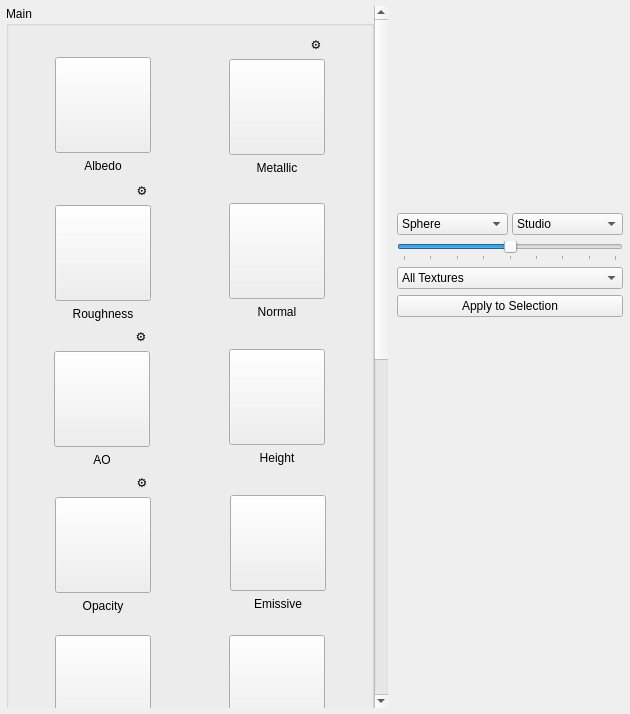
01Hub/ModelViewer, file ui/TextureMappingPanel.ui: the form before one commit.
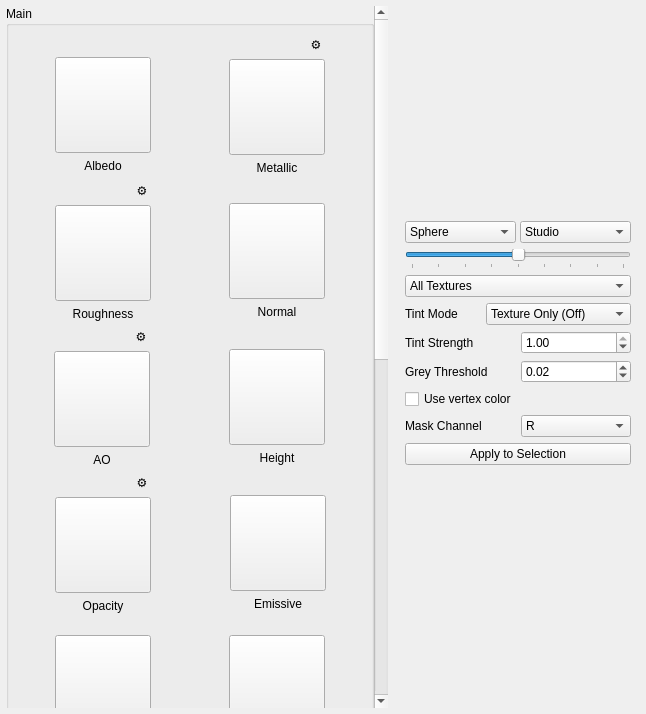
The form after the commit. Custom widgets are drawn as their Qt base class.

Commit message: Added tint modes to albedo texture color

What changed in the file:
```diff
--- a/ui/TextureMappingPanel.ui
+++ b/ui/TextureMappingPanel.ui
@@ -6,7 +6,7 @@
    <rect>
     <x>0</x>
     <y>0</y>
-    <width>630</width>
+    <width>646</width>
     <height>714</height>
    </rect>
   </property>
@@ -1746,23 +1746,8 @@
    </item>
    <item row="0" column="1">
     <widget class="QFrame" name="rightHost">
-     <layout class="QVBoxLayout" name="vboxRight">
-      <property name="spacing">
-       <number>6</number>
-      </property>
-      <property name="leftMargin">
-       <number>1</number>
-      </property>
-      <property name="topMargin">
-       <number>1</number>
-      </property>
-      <property name="rightMargin">
-       <number>1</number>
-      </property>
-      <property name="bottomMargin">
-       <number>1</number>
-      </property>
-      <item>
+     <layout class="QGridLayout" name="gridLayout_19">
+      <item row="0" column="0">
        <widget class="MaterialPreviewWidget" name="previewWidget" native="true">
         <property name="minimumSize">
          <size>
@@ -1772,7 +1757,7 @@
         </property>
        </widget>
       </item>
-      <item>
+      <item row="1" column="0">
        <layout class="QHBoxLayout" name="hPreviewTools">
         <property name="spacing">
          <number>4</number>
@@ -1827,7 +1812,7 @@
         </item>
        </layout>
       </item>
-      <item>
+      <item row="2" column="0">
        <widget class="QSlider" name="sliderExposure">
         <property name="minimum">
          <number>-40</number>
@@ -1855,7 +1840,7 @@
         </property>
        </widget>
       </item>
-      <item>
+      <item row="3" column="0">
        <widget class="QComboBox" name="comboBoxTexMode">
         <item>
          <property name="text">
@@ -1894,14 +1879,139 @@
         </item>
        </widget>
       </item>
-      <item>
+      <item row="4" column="0">
+       <layout class="QHBoxLayout" name="horizontalLayout_4">
+        <item>
+         <widget class="QLabel" name="label_2">
+          <property name="text">
+           <string>Tint Mode</string>
+          </property>
+         </widget>
+        </item>
+        <item>
+         <widget class="QComboBox" name="tintModeCombo">
+          <item>
+           <property name="text">
+            <string>Texture Only (Off)</string>
+           </property>
+          </item>
+          <item>
+           <property name="text">
+            <string>Auto (grayscale only)</string>
+           </property>
+          </item>
+          <item>
+           <property name="text">
+            <string>Force grayscale tint</string>
+           </property>
+          </item>
+          <item>
+           <property name="text">
+            <string>Masked blend</string>
+           </property>
+          </item>
+         </widget>
+        </item>
+       </layout>
+      </item>
+      <item row="5" column="0">
+       <layout class="QHBoxLayout" name="horizontalLayout_3">
+        <item>
+         <widget class="QLabel" name="label">
+          <property name="text">
+           <string>Tint Strength</string>
+          </property>
+         </widget>
+        </item>
+        <item>
+         <widget class="QDoubleSpinBox" name="tintStrengthSpin">
+          <property name="maximum">
+           <double>1.000000000000000</double>
+          </property>
+          <property name="singleStep">
+           <double>0.050000000000000</double>
+          </property>
+          <property name="value">
+           <double>1.000000000000000</double>
+          </property>
+         </widget>
+        </item>
+       </layout>
+      </item>
+      <item row="6" column="0">
+       <layout class="QHBoxLayout" name="horizontalLayout_5">
+        <item>
+         <widget class="QLabel" name="label_3">
+          <property name="text">
+           <string>Grey Threshold</string>
+          </property>
+         </widget>
+        </item>
+        <item>
+         <widget class="QDoubleSpinBox" name="grayEpsSpin">
+          <property name="maximum">
+           <double>0.100000000000000</double>
+          </property>
+          <property name="singleStep">
+           <double>0.010000000000000</double>
+          </property>
+          <property name="value">
+           <double>0.020000000000000</double>
+          </property>
+         </widget>
+        </item>
+       </layout>
+      </item>
+      <item row="7" column="0">
+       <widget class="QCheckBox" name="useVtxColorCheck">
+        <property name="text">
+         <string>Use vertex color</string>
+        </property>
+       </widget>
+      </item>
+      <item row="8" column="0">
+       <layout class="QHBoxLayout" name="horizontalLayout_6">
+        <item>
+         <widget class="QLabel" name="label_4">
+          <property name="text">
+           <string>Mask Channel</string>
+          </property>
+         </widget>
+        </item>
+        <item>
+         <widget class="QComboBox" name="maskChannelCombo">
+          <item>
+           <property name="text">
+            <string>R</string>
+           </property>
+          </item>
+          <item>
+           <property name="text">
+            <string>G</string>
+           </property>
+          </item>
+          <item>
+           <property name="text">
+            <string>B</string>
+           </property>
+          </item>
+          <item>
+           <property name="text">
+            <string>A</string>
+           </property>
+          </item>
+         </widget>
+        </item>
+       </layout>
+      </item>
+      <item row="9" column="0">
        <widget class="QPushButton" name="pushButtonApply">
         <property name="text">
          <string>Apply to Selection</string>
         </property>
        </widget>
       </item>
-      <item>
+      <item row="10" column="0">
        <spacer name="verticalSpacerRight">
         <property name="orientation">
          <enum>Qt::Orientation::Vertical</enum>
```
Left out of the diff: 13 changed lines with no effect on the pictures. The commit also changes 8 other files.
